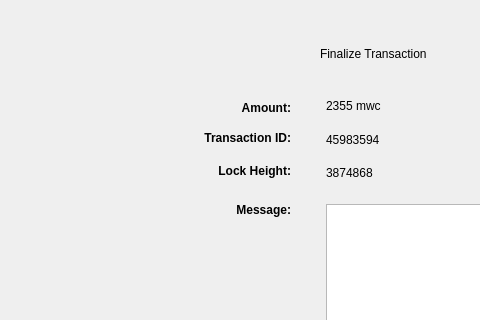
First picture: the form in windows/g_filetransaction.ui, repository 0xkobe/mwc-wallet, before the edit; both pictures show x 0 to 480 and y 103 to 423 of the 890 by 599 pixel window.
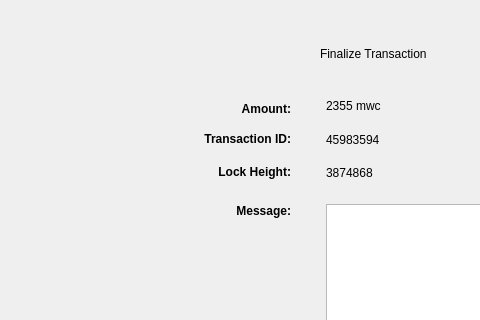
Second picture: the form after the edit. Icons and pictures are not drawn. Custom widgets are drawn as their Qt base class.

Commit message: Fix File dialog extention issue under the Linux

```diff
--- a/windows/g_filetransaction.ui
+++ b/windows/g_filetransaction.ui
@@ -150,10 +150,10 @@
        <widget class="control::MwcLabelNormal" name="label_5">
         <property name="geometry">
          <rect>
-          <x>126</x>
+          <x>104</x>
           <y>147</y>
-          <width>109</width>
-          <height>19</height>
+          <width>131</width>
+          <height>20</height>
          </rect>
         </property>
         <property name="text">
@@ -166,10 +166,10 @@
        <widget class="control::MwcLabelNormal" name="label_7">
         <property name="geometry">
          <rect>
-          <x>126</x>
+          <x>114</x>
           <y>219</y>
-          <width>109</width>
-          <height>19</height>
+          <width>121</width>
+          <height>20</height>
          </rect>
         </property>
         <property name="text">
@@ -201,10 +201,10 @@
        <widget class="control::MwcLabelNormal" name="label_6">
         <property name="geometry">
          <rect>
-          <x>126</x>
+          <x>104</x>
           <y>180</y>
-          <width>109</width>
-          <height>19</height>
+          <width>131</width>
+          <height>20</height>
          </rect>
         </property>
         <property name="text">
@@ -217,10 +217,10 @@
        <widget class="control::MwcLabelNormal" name="label_3">
         <property name="geometry">
          <rect>
-          <x>126</x>
+          <x>104</x>
           <y>117</y>
-          <width>109</width>
-          <height>19</height>
+          <width>131</width>
+          <height>20</height>
          </rect>
         </property>
         <property name="text">
@@ -472,16 +472,16 @@
    <extends>QLabel</extends>
    <header>control/MwcLabelProgress.h</header>
   </customwidget>
-  <customwidget>
-   <class>control::MwcLabelNormal</class>
-   <extends>QLabel</extends>
-   <header>control/MwcLabel.h</header>
-  </customwidget>
   <customwidget>
    <class>control::MwcLabelLarge</class>
    <extends>QLabel</extends>
    <header>control/MwcLabel.h</header>
   </customwidget>
+  <customwidget>
+   <class>control::MwcLabelNormal</class>
+   <extends>QLabel</extends>
+   <header>control/MwcLabel.h</header>
+  </customwidget>
  </customwidgets>
  <resources>
   <include location="../resources.qrc"/>
```
Left out of the diff: 4 changed lines with no effect on the pictures. The commit also changes 3 other files.
